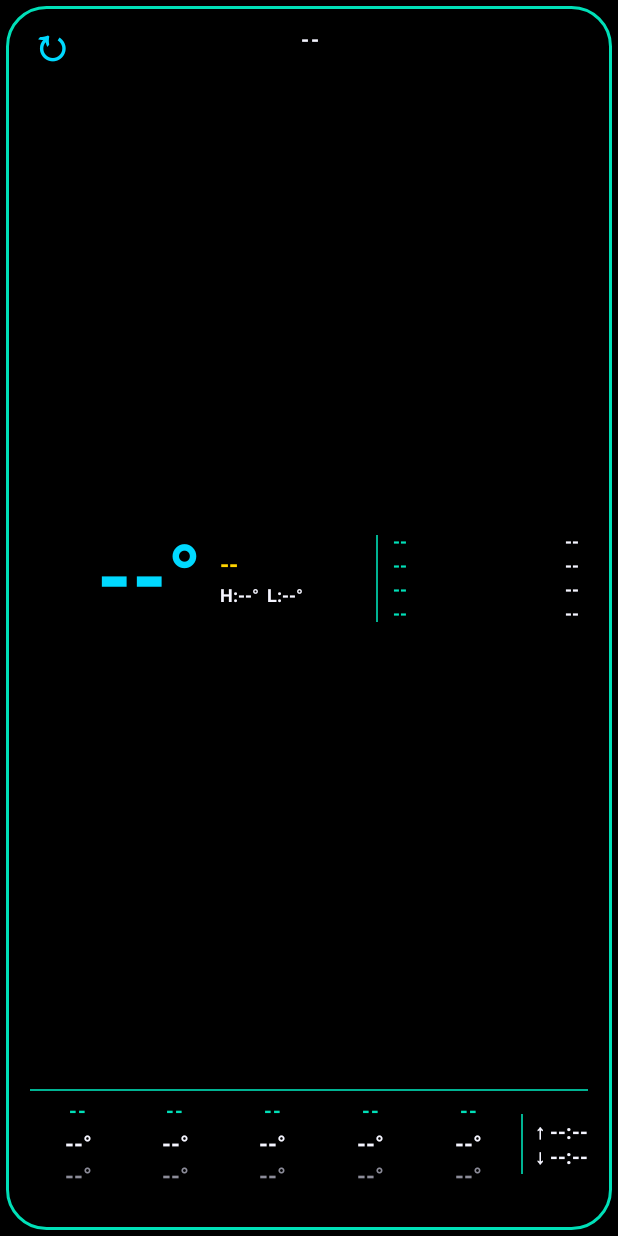
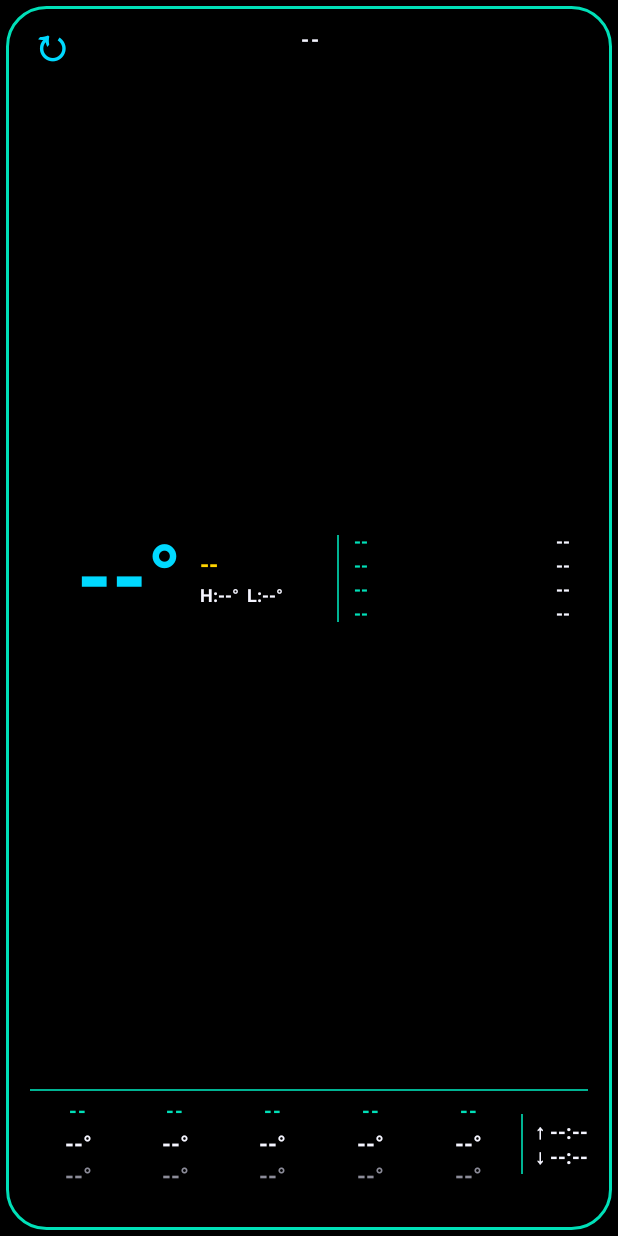
Before and after one commit to ned777/weather-donkey-hub, an Android app: the layout widget_weather_wide.xml on its own in the app's theme, with its tools: preview values and no code run, on a phone screen of 412 x 824 dp. Run offline under Robolectric (Android 15) with nearby library versions, the phone set to English and light mode, and no system bars.

Commit message:
Wide widget: shift Feels/Rain/Wind/Humidity further left, wider label-value gap

```diff
--- a/android/app/src/main/res/layout/widget_weather_wide.xml
+++ b/android/app/src/main/res/layout/widget_weather_wide.xml
@@ -136,13 +136,13 @@
             android:layout_marginEnd="10dp"
             android:background="@color/retro_teal_dim" />
 
-        <!-- Feels / Rain / Wind / Humidity: 124dp wide with a 6dp right margin, so the
+        <!-- Feels / Rain / Wind / Humidity: 144dp wide with a 12dp right margin, so the
              labels sit further left, the values come in a little from the edge, and
              there's a wider gap between each label and its value. -->
         <LinearLayout
-            android:layout_width="124dp"
+            android:layout_width="144dp"
             android:layout_height="64dp"
-            android:layout_marginEnd="6dp"
+            android:layout_marginEnd="12dp"
             android:orientation="vertical">
             <LinearLayout
                 android:layout_width="match_parent"
```
Also changed, not shown: 1 other file.
